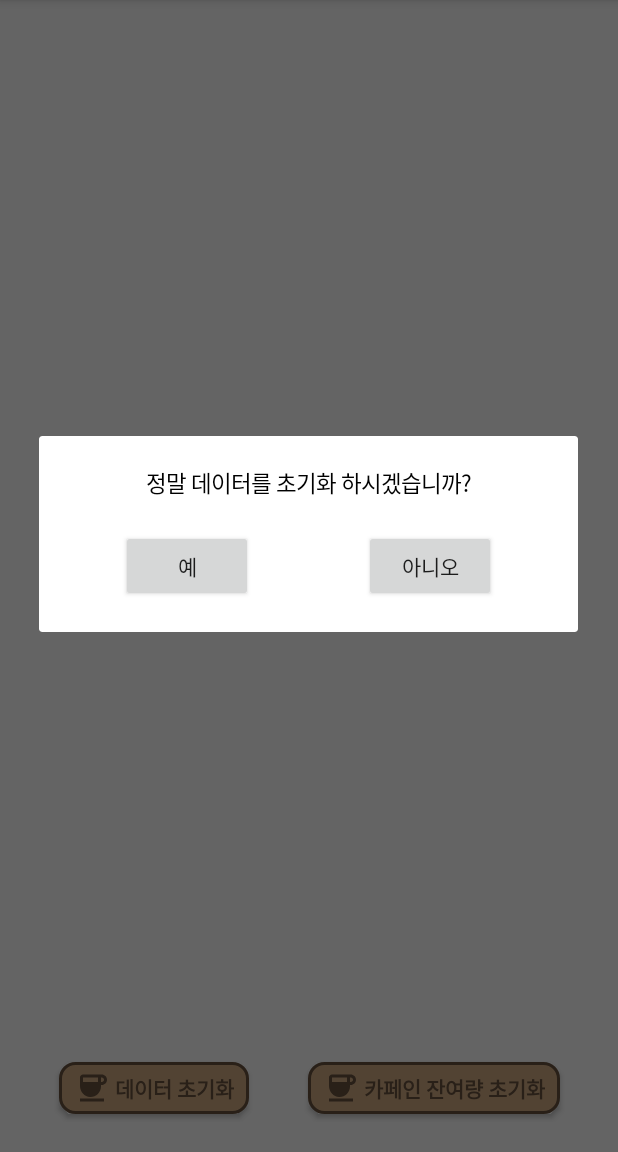
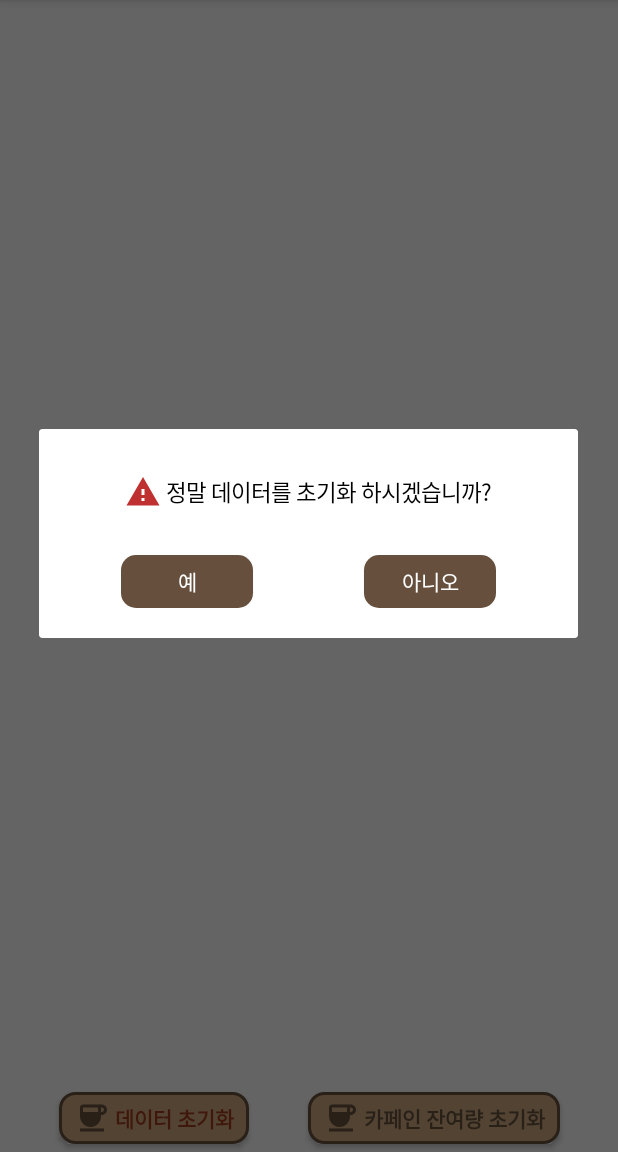
Before and after one commit to eunhaeKim/FinalProject, an Android app: the PersonnelList screen opened directly, with no data from a screen before it, after a tap on "데이터 초기화", on a phone screen of 412 x 824 dp, the part 84-1236 px from its top. Run offline under Robolectric (Android 15) with nearby library versions, the phone set to English and light mode, and no system bars.

Commit message:
팝업 창, 초기화 버튼 디자인 변경

```diff
--- a/app/src/main/java/com/example/finalproject/PersonnelList.kt
+++ b/app/src/main/java/com/example/finalproject/PersonnelList.kt
@@ -108,12 +108,12 @@ class PersonnelList : AppCompatActivity() {
         val view = inflater.inflate(R.layout.reset_popup, null)
         // 텍스트뷰 속성 변경
         val textView: TextView = view.findViewById(R.id.textView)
-        textView.text = "정말 데이터를 초기화 하시겠습니까?"
+        textView.text = " 정말 데이터를 초기화 하시겠습니까?"
         textView.textSize = 15f
 
         //팝업 생성
         val alertDialog = AlertDialog.Builder(this)
-                //.setTitle("초기화")
+                //.setTitle("Delete Data")
                 .create()
 
         // '예' 버튼 동작(DB 초기화)
@@ -154,12 +154,12 @@ class PersonnelList : AppCompatActivity() {
         val view = inflater.inflate(R.layout.reset_popup, null)
         // 텍스트뷰 속성 변경
         val textView: TextView = view.findViewById(R.id.textView)
-        textView.text = "남은 카페인 총량을 초기화 하시겠습니까?"
+        textView.text = " 남은 카페인 총량을 초기화 하시겠습니까?"
         textView.textSize = 15f
 
         //팝업 생성
         val alertDialog = AlertDialog.Builder(this)
-                //.setTitle("초기화")
+                //.setTitle("Reset")
                 .create()
 
         // '예' 버튼 동작(DB 초기화)
@@ -169,7 +169,9 @@ class PersonnelList : AppCompatActivity() {
             reg.Initializing() // 카페인 총량 변수 초기화
             alertDialog.dismiss()
 
-            Toast.makeText(applicationContext, "초기화 됨", Toast.LENGTH_SHORT).show()
+            var toast = Toast.makeText(applicationContext, "초기화 됨", Toast.LENGTH_SHORT)
+            toast.setGravity(Gravity.BOTTOM, Gravity.CENTER,200) //토스트 메시지 위치 변경
+            toast.show()
         }
 
         // '아니오' 버튼 동작
--- /dev/null
+++ b/app/src/main/res/drawable/ic_baseline_warning_24.xml
@@ -0,0 +1,5 @@
+<vector android:height="24dp" android:tint="#BF3131"
+    android:viewportHeight="24" android:viewportWidth="24"
+    android:width="24dp" xmlns:android="http://schemas.android.com/apk/res/android">
+    <path android:fillColor="@android:color/white" android:pathData="M1,21h22L12,2 1,21zM13,18h-2v-2h2v2zM13,14h-2v-4h2v4z"/>
+</vector>
--- /dev/null
+++ b/app/src/main/res/drawable/popup_button_shape.xml
@@ -0,0 +1,6 @@
+<?xml version="1.0" encoding="utf-8"?>
+<shape xmlns:android="http://schemas.android.com/apk/res/android">
+    <solid
+        android:color="@color/brown_dark"/>
+    <corners android:radius="10dp" />
+</shape>
--- a/app/src/main/res/layout/activity_personnel_list.xml
+++ b/app/src/main/res/layout/activity_personnel_list.xml
@@ -4,7 +4,6 @@
     xmlns:tools="http://schemas.android.com/tools"
     android:layout_width="match_parent"
     android:layout_height="match_parent"
-    android:layout_marginBottom="20dp"
     android:orientation="vertical"
     tools:context=".PersonnelList">
 
@@ -33,21 +32,21 @@
         <View
             android:layout_width="0dp"
             android:layout_height="0dp"
-            android:layout_weight="1"/>
+            android:layout_weight="1" />
 
         <Button
             android:id="@+id/btn_dataReset"
-            android:paddingRight="10dp"
-            android:paddingLeft="10dp"
-            android:layout_marginBottom="5dp"
-            android:layout_marginTop="5dp"
             android:layout_width="wrap_content"
             android:layout_height="wrap_content"
+            android:layout_marginTop="5dp"
+            android:layout_marginBottom="5dp"
+            android:background="@drawable/button_shape"
+            android:drawableLeft="@drawable/ic_baseline_coffee_24"
+            android:paddingLeft="10dp"
+            android:paddingRight="10dp"
             android:text=" 데이터 초기화"
-            android:textStyle="bold"
-            android:textColor="@color/brown_dark"
-            android:background="@drawable/button_shape"
-            android:drawableLeft="@drawable/ic_baseline_coffee_24"/>
+            android:textColor="#9E3C1C"
+            android:textStyle="bold" />
 
         <View
             android:layout_width="0dp"
@@ -56,17 +55,17 @@
 
         <Button
             android:id="@+id/btn_cafTotalReset"
-            android:paddingRight="10dp"
-            android:paddingLeft="10dp"
-            android:layout_marginBottom="5dp"
-            android:layout_marginTop="5dp"
             android:layout_width="wrap_content"
             android:layout_height="wrap_content"
+            android:layout_marginTop="5dp"
+            android:layout_marginBottom="5dp"
+            android:background="@drawable/button_shape"
+            android:drawableLeft="@drawable/ic_baseline_coffee_24"
+            android:paddingLeft="10dp"
+            android:paddingRight="10dp"
             android:text=" 카페인 잔여량 초기화"
-            android:textStyle="bold"
             android:textColor="@color/brown_dark"
-            android:background="@drawable/button_shape"
-            android:drawableLeft="@drawable/ic_baseline_coffee_24"/>
+            android:textStyle="bold" />
 
         <View
             android:layout_width="0dp"
--- a/app/src/main/res/layout/reset_popup.xml
+++ b/app/src/main/res/layout/reset_popup.xml
@@ -10,10 +10,12 @@
         android:layout_width="wrap_content"
         android:layout_height="wrap_content"
         android:layout_marginTop="20dp"
-        android:layout_weight="1"
         android:gravity="center"
         android:text="textView"
-        android:textColor="#000000" />
+        android:textColor="#000000"
+        android:drawableLeft="@drawable/ic_baseline_warning_24"
+        android:paddingTop="10dp"
+        android:paddingBottom="10dp"/>
 
     <LinearLayout
         android:layout_width="250dp"
@@ -25,8 +27,10 @@
         <Button
             android:id="@+id/btnYes"
             android:text="예"
+            android:textColor="@color/white"
+            android:background="@drawable/popup_button_shape"
             android:layout_width="wrap_content"
-            android:layout_height="wrap_content"/>
+            android:layout_height="35dp" />
 
         <View
             android:layout_width="0dp"
@@ -36,8 +40,10 @@
         <Button
             android:id="@+id/btnNo"
             android:text="아니오"
+            android:textColor="@color/white"
+            android:background="@drawable/popup_button_shape"
             android:layout_width="wrap_content"
-            android:layout_height="wrap_content"/>
+            android:layout_height="35dp"/>
     </LinearLayout>
 
 </LinearLayout>
```
